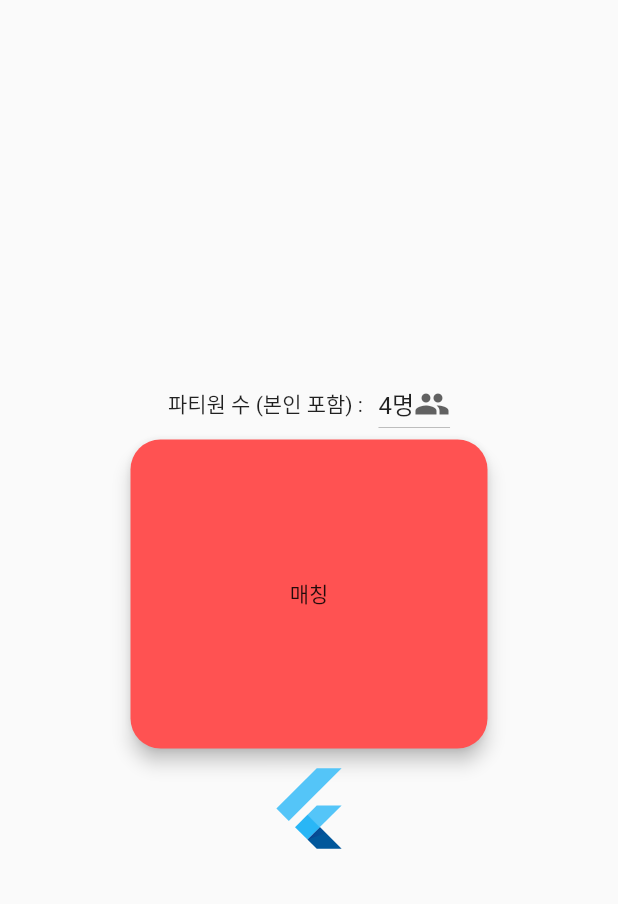
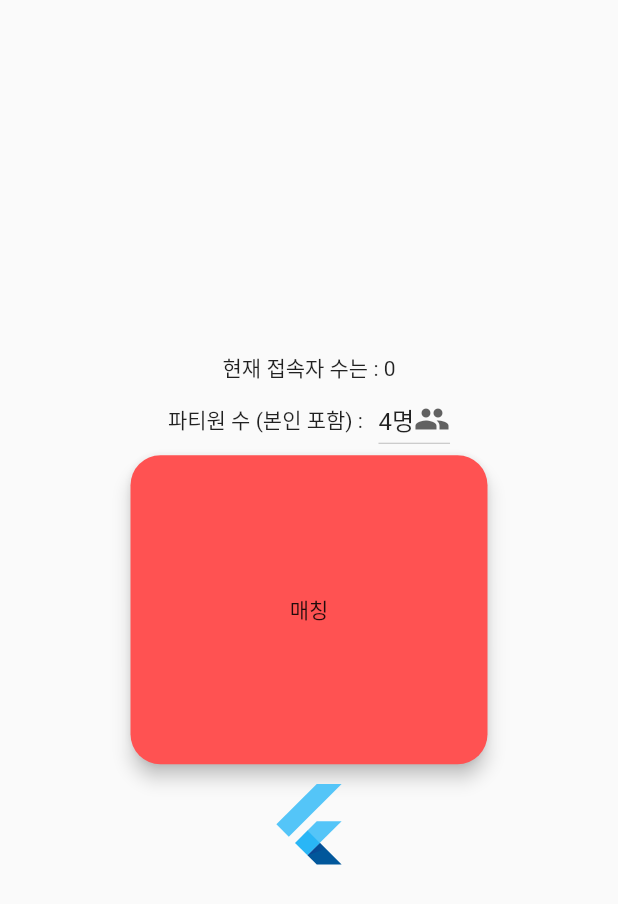
Before and after one commit to KimKiHyuk/Netflix-Chat, a Flutter app: the screen it shows once a user with an empty profile is signed in, on a phone screen of 412 x 824 dp. Shown: the top 904 px of the screen. Run offline on Flutter 3.47's test engine with Material 2 defaults, Android fonts, the phone set to English and light mode, and no system bars; our stand-ins replace firebase_auth; accounts and stored records are empty.

Commit message:
Add online user count

```diff
--- a/lib/Components/CurrentAppUserCounter.dart
+++ b/lib/Components/CurrentAppUserCounter.dart
@@ -1,10 +1,22 @@
 import 'package:flutter/material.dart';
+import 'package:netflix_together/Store/UserStore.dart';
+import 'package:provider/provider.dart';
 
-class CurrentAppUserCounter extends StatelessWidget {
+class CurrentAppUserCounter extends StatefulWidget {
 
+  @override
+  State createState() => Counter();
+}
+
+class Counter extends State<CurrentAppUserCounter> {
 
   @override
   Widget build(BuildContext context) {
-    // Todo : fetching data which number of user that currently using this application and dispaly
+    return Container(
+      child: Consumer<UserStore>(
+        builder: (context, userStore, child) =>
+            Text('현재 접속자 수는 : ' + userStore.OnlineUserCount.toString()),
+      ),
+    );
   }
 }
--- a/lib/Page/Roomsearcher.dart
+++ b/lib/Page/Roomsearcher.dart
@@ -1,6 +1,6 @@
 import 'package:firebase_auth/firebase_auth.dart';
 import 'package:flutter/material.dart';
-import 'package:netflix_together/Components/LoadingAnimation.dart';
+import 'package:netflix_together/Components/CurrentAppUserCounter.dart';
 import 'package:netflix_together/Components/LoadingAnimation.dart';
 import 'package:netflix_together/Components/MatchPeopleButton.dart';
 import 'package:netflix_together/Components/PeopleSelectorComponents.dart';
@@ -16,6 +16,7 @@ class RoomSearcher extends StatelessWidget {
         crossAxisAlignment: CrossAxisAlignment.center,
         mainAxisAlignment: MainAxisAlignment.center,
         children: <Widget>[
+          CurrentAppUserCounter(),
           PeopleSelectorComponents(),
           MatchPeopleButton(), // TODO: when animation is activating, stop animation button is clicked again
           LoadingAnimation(),
--- /dev/null
+++ b/lib/Store/UserStore.dart
@@ -0,0 +1,13 @@
+import 'package:flutter/foundation.dart';
+
+
+class UserStore extends ChangeNotifier {
+  int _onlineUser = 0;
+
+  int get OnlineUserCount => _onlineUser;
+
+  void SetOnlineUserCount(int value) {
+    _onlineUser = value;
+    notifyListeners();
+  }
+}
--- a/lib/main.dart
+++ b/lib/main.dart
@@ -5,6 +5,8 @@ import 'package:provider/provider.dart';
 import 'package:netflix_together/Page/AuthPage.dart';
 import 'package:netflix_together/Store/LoginStore.dart';
 import 'package:provider/provider.dart';
+
+import 'Store/UserStore.dart';
 
 void main() => runApp(MyApp());
 
@@ -23,11 +25,12 @@ class ApplicationEntry extends StatelessWidget {
     return StreamBuilder<FirebaseUser>(
       stream: FirebaseAuth.instance.onAuthStateChanged,
       builder: (context, snapshot) {
-        if (snapshot.data == null) {
+        if (snapshot.data == null) {   // TODO : change single proviers as multiple provider
           return ChangeNotifierProvider<LoginStore>.value(
               value: LoginStore(), child: AuthPage());
         } else {
-          return RoomSearcher(email: snapshot.data.email);
+          return ChangeNotifierProvider<UserStore>.value(
+              value: UserStore(), child: RoomSearcher(email: snapshot.data.email));
         }
       },
     );
```
